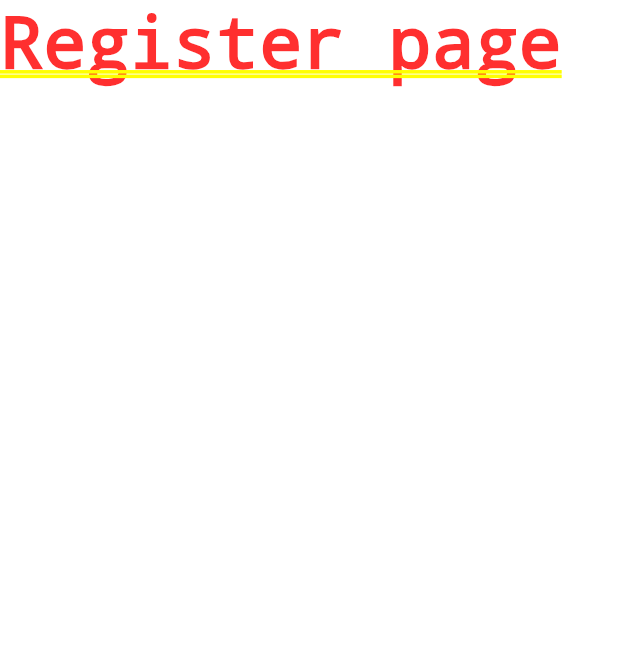
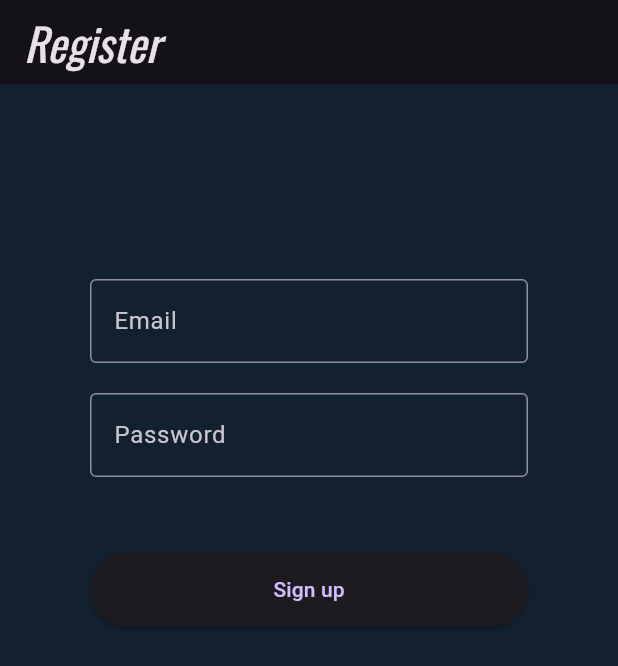
Before and after one commit to jianhui-ben/aiko_ben_expense_app, a Flutter app: the screen it shows after launch, after a tap on "Login", after a tap on "Sign Up", on a phone screen of 412 x 824 dp. Shown: the top 666 px of the screen. Run offline on Flutter 3.47's test engine with Material 2 defaults, Android fonts, the phone set to English and light mode, and no system bars; our stand-ins replace firebase_auth, firebase_core, flutter_spinkit, google_fonts; accounts and stored records are empty.

Commit message:
add register page

```diff
--- a/lib/main.dart
+++ b/lib/main.dart
@@ -27,7 +27,7 @@ class MyApp extends StatelessWidget {
       value: AuthService().user,
       initialData: null,
       child: MaterialApp(
-          // theme: getCustomDarkTheme(),
+          theme: getCustomDarkTheme(),
           home: Wrapper()
       ),
     );
--- a/lib/screens/authenticate/register.dart
+++ b/lib/screens/authenticate/register.dart
@@ -1,4 +1,8 @@
 
+import 'package:aiko_ben_expense_app/models/user.dart';
+import 'package:aiko_ben_expense_app/services/auth_service.dart';
+import 'package:aiko_ben_expense_app/shared/constants.dart';
+import 'package:aiko_ben_expense_app/shared/loading.dart';
 import 'package:flutter/material.dart';
 
 class Register extends StatefulWidget {
@@ -11,8 +15,111 @@ class Register extends StatefulWidget {
 }
 
 class _RegisterState extends State<Register> {
+  final AuthService _auth = AuthService();
+  TextEditingController emailController = TextEditingController();
+  TextEditingController passwordController = TextEditingController();
+  final GlobalKey<FormState> _formKey = GlobalKey<FormState>();
+  final String emailErrorText = "The email can't be empty";
+  final String passwordErrorText =
+      'The password has to be longer than 5 characters';
+  String _errorText = '';
+  bool loading = false;
+
+  Future<void> signUpWithEmailAndPassword() async {
+    final String email = emailController.text;
+    final String password = passwordController.text;
+
+    dynamic result = await _auth.registerWithEmailAndPassword(email, password);
+    if (result is! User?) {
+      setState(() {
+        _errorText = result;
+      });
+    } else {
+      _errorText = '';
+      print("user signed up and logged in successfully");
+      print("email: $email, password: $password, userId: $result");
+    }
+  }
+
   @override
   Widget build(BuildContext context) {
-    return const SafeArea(child: Text('Register page'));
+    bool showEmailAndPasswordError = false;
+
+    return loading ? Loading() : Scaffold(
+        appBar: AppBar(
+          elevation: 0.0,
+          title: const Text("Register"),
+        ),
+        body: Container(
+            padding: const EdgeInsets.symmetric(vertical: 20, horizontal: 50),
+            child: Form(
+              key: _formKey,
+              child: ListView(children: <Widget>[
+                const SizedBox(height: 100),
+                Container(
+                  padding: const EdgeInsets.all(10),
+                  child: TextFormField(
+                    controller: emailController,
+                    validator: (value) {
+                      if (value == null || value.isEmpty) {
+                        return emailErrorText;
+                      }
+                      return null;
+                    },
+                    decoration: textInputDecoration.copyWith(
+                      labelText: 'Email',
+                      errorText:
+                      showEmailAndPasswordError ? emailErrorText : null,
+                    ),
+                  ),
+                ),
+                Container(
+                  padding: const EdgeInsets.fromLTRB(10, 10, 10, 0),
+                  child: TextFormField(
+                    obscureText: true,
+                    controller: passwordController,
+                    validator: (value) {
+                      if (value == null || value.isEmpty || value.length < 5) {
+                        return passwordErrorText;
+                      }
+                      return null;
+                    },
+                    decoration: textInputDecoration.copyWith(
+                      labelText: 'Password',
+                      errorText:
+                      showEmailAndPasswordError ? passwordErrorText : null,
+                    ),
+                  ),
+                ),
+                const SizedBox(height: 50),
+                Container(
+                    height: 50,
+                    padding: const EdgeInsets.fromLTRB(10, 0, 10, 0),
+                    child: ElevatedButton(
+                      child: const Text('Sign up'),
+                      onPressed: () async {
+                        setState(() {
+                          showEmailAndPasswordError =
+                          true; // Set the flag to show the error text
+                        });
+
+                        if (_formKey.currentState!.validate()) {
+                          setState(() {loading = true;});
+                          await signUpWithEmailAndPassword();
+                          if (!mounted) return;
+                          setState(() {loading = false;});
+                        }
+                      },
+                    )),
+                if (_errorText.isNotEmpty)
+                  Container(
+                    padding: const EdgeInsets.all(10),
+                    child: Text(
+                      _errorText,
+                      style: Theme.of(context).inputDecorationTheme.errorStyle, // Customize the error text style
+                    ),
+                  ),
+              ]),
+            )));
   }
 }
--- a/lib/screens/authenticate/sign_in.dart
+++ b/lib/screens/authenticate/sign_in.dart
@@ -60,7 +60,6 @@ class _SignInState extends State<SignIn> {
     bool showEmailAndPasswordError = false;
 
     return loading ? Loading() : Scaffold(
-        backgroundColor: Theme.of(context).scaffoldBackgroundColor,
         appBar: AppBar(
           elevation: 0.0,
           title: Text("Sign In"),
@@ -145,7 +144,8 @@ class _SignInState extends State<SignIn> {
                         padding: const EdgeInsets.all(10),
                         child: Text(
                           _errorText,
-                          style: TextStyle(color: Colors.red), // Customize the error text style
+                          // style: TextStyle(color: Colors.red),
+                          style: Theme.of(context).inputDecorationTheme.errorStyle,// Customize the error text style
                         ),
                       ),
                     Column(
```
Also changed, not shown: lib/shared/constants.dart (+2 -6 lines).
